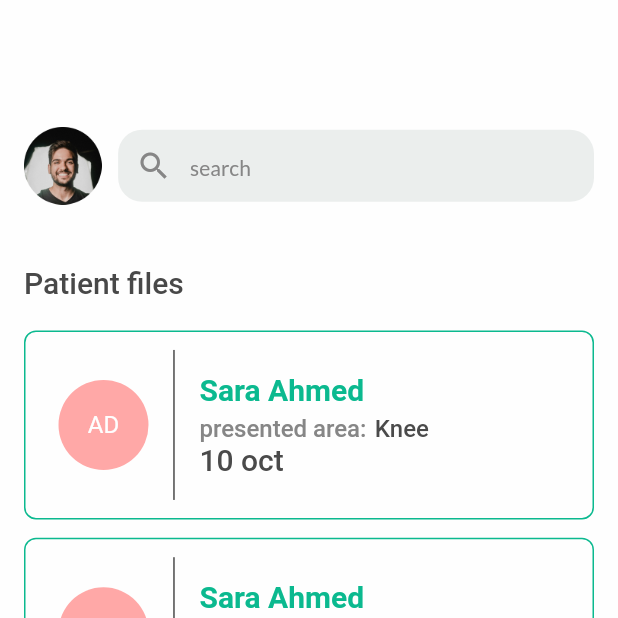
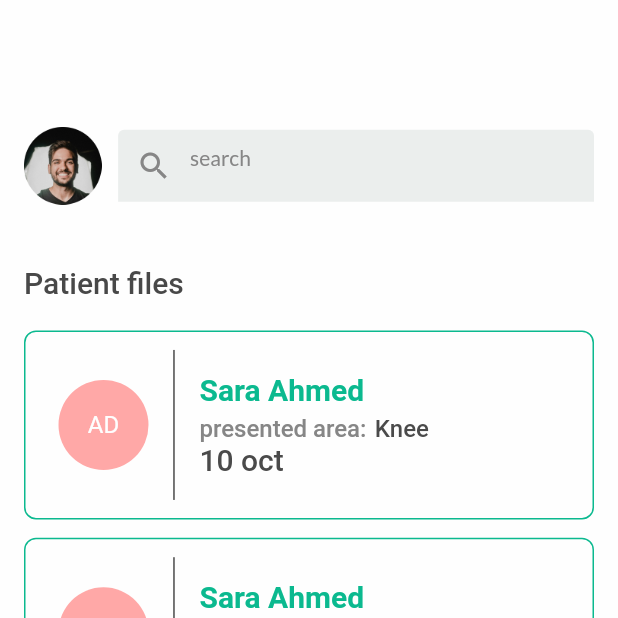
Before and after one commit to IbrahimKhattab172000/al3yadah_app, a Flutter app: the HomeView screen opened directly, on a phone screen of 412 x 824 dp, the top half of it. Run offline on Flutter 3.47's test engine with Material 3 defaults, Android fonts, the phone set to English and light mode, and no system bars; our stand-ins replace cached_network_image, country_code_picker, dio, easy_localization, firebase_messaging, flutter_bloc and 8 more; missing offline and left inert: flutter_ringtone_player; accounts and stored records are empty; Roboto replaces fonts that are missing (lotta).

Commit message:
adjusted app fields

```diff
--- a/lib/widgets/app_app_bar.dart
+++ b/lib/widgets/app_app_bar.dart
@@ -24,7 +24,7 @@ class AppAppBar extends StatelessWidget implements PreferredSizeWidget {
       backgroundColor: AppColors.background,
       elevation: elevation ?? 1,
       iconTheme: IconThemeData(
-        color: AppColors.secondary,
+        color: AppColors.primary,
       ),
       leading: leading,
       centerTitle: true,
@@ -33,7 +33,7 @@ class AppAppBar extends StatelessWidget implements PreferredSizeWidget {
       title: AppText(
         title: title ?? '',
         fontSize: 18,
-        color: AppColors.secondary,
+        color: AppColors.primary,
         fontWeight: FontWeight.bold,
       ),
       actions: actions,
--- a/lib/widgets/app_drop_down_menu.dart
+++ b/lib/widgets/app_drop_down_menu.dart
@@ -107,9 +107,9 @@ class _AppDropDownMenuState extends State<AppDropDownMenu> {
     );
   }
 
-  InputBorder _border(Color color, {double width = 0.5}) {
-    return OutlineInputBorder(
-      borderRadius: BorderRadius.circular(_radius),
+  InputBorder _border(Color color, {double width = 2}) {
+    return UnderlineInputBorder(
+      // borderRadius: BorderRadius.circular(_radius),
       borderSide: BorderSide(
         color: color,
         width: width,
--- a/lib/widgets/app_text_field.dart
+++ b/lib/widgets/app_text_field.dart
@@ -58,7 +58,9 @@ class _AppTextFieldState extends State<AppTextField> {
             padding: EdgeInsets.only(bottom: 8.height),
             child: AppText(
               title: widget.label!,
-              color: AppColors.secondary,
+              color: AppColors.txtFieldlable1,
+              fontSize: 16,
+              fontWeight: FontWeight.w700,
             ),
           ),
         InkWell(
@@ -98,9 +100,9 @@ class _AppTextFieldState extends State<AppTextField> {
                     horizontal: 12.width, vertical: 8.height),
                 border: _border(widget.borderColor),
                 enabledBorder: _border(widget.borderColor),
-                focusedBorder: _border(AppColors.primary, width: 1),
+                focusedBorder: _border(AppColors.primary, width: 2),
                 errorBorder: _border(AppColors.red),
-                focusedErrorBorder: _border(AppColors.primary, width: 1),
+                focusedErrorBorder: _border(AppColors.primary, width: 2),
               ),
             ),
           ),
@@ -109,9 +111,9 @@ class _AppTextFieldState extends State<AppTextField> {
     );
   }
 
-  InputBorder _border(Color color, {double width = 1}) {
-    return OutlineInputBorder(
-      borderRadius: BorderRadius.circular(_radius),
+  InputBorder _border(Color color, {double width = 2}) {
+    return UnderlineInputBorder(
+      // borderRadius: BorderRadius.circular(_radius),
       borderSide: BorderSide(
         color: color,
         width: width,
```
Also changed, not shown: lib/view/new_patient/units/fileds_list.dart (added, +66 -0 lines), lib/widgets/app_button.dart (+7 -7 lines).
